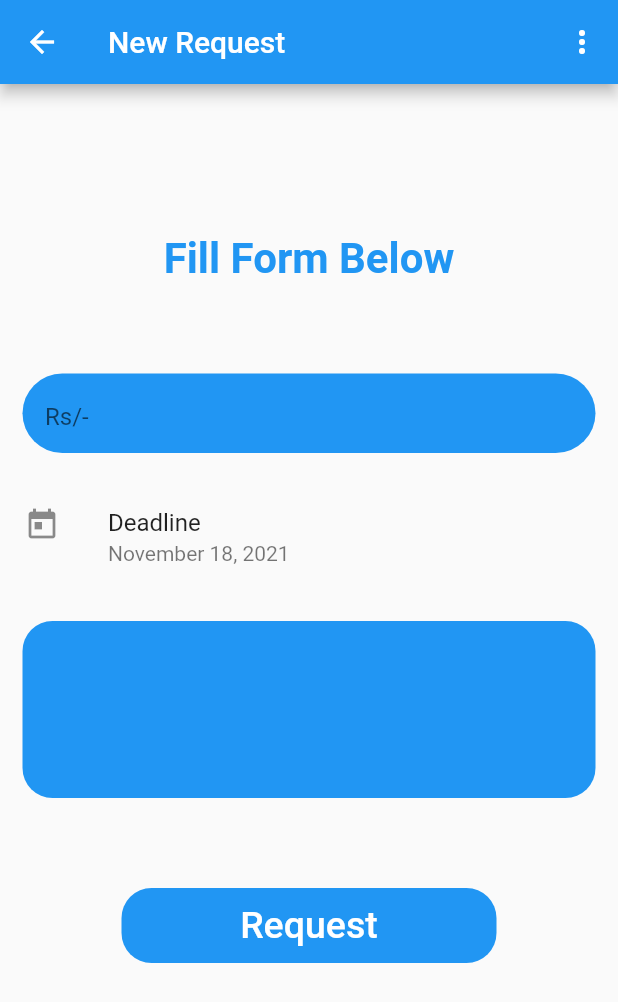
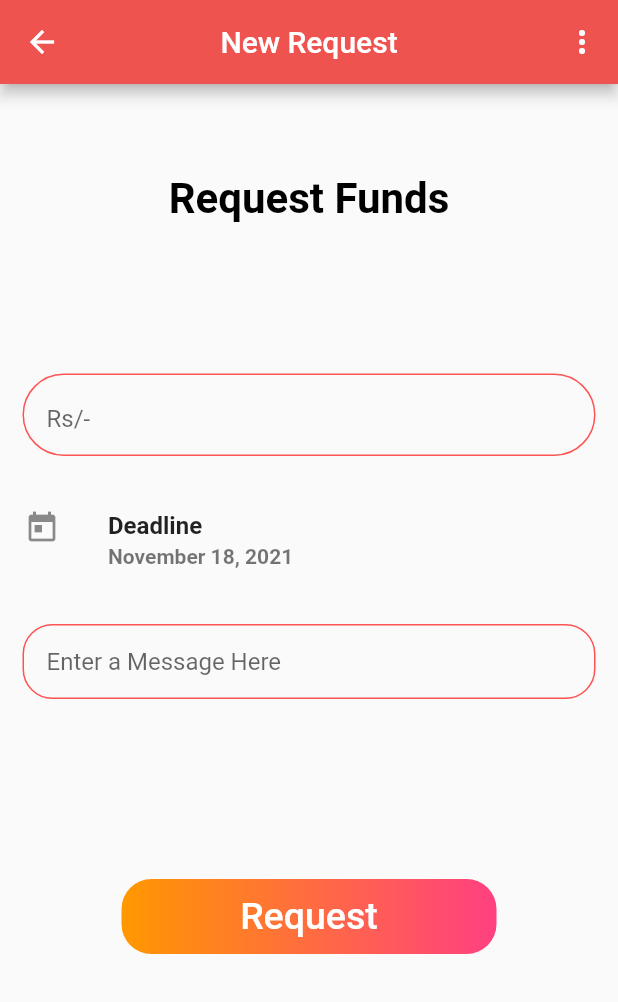
Before and after one commit to NoorEMobeen/flutter-app-afs, a Flutter app: the RequestForm screen opened directly, on a phone screen of 412 x 824 dp. Shown: the top 1002 px of the screen. Run offline on Flutter 3.47's test engine with Material 2 defaults, Android fonts, the phone set to English and light mode, and no system bars; missing offline and left inert: foldable_sidebar.

Commit message:
Cloned files and updated repository

```diff
--- a/afs_mobile_flutter/lib/UserProfile.dart
+++ b/afs_mobile_flutter/lib/UserProfile.dart
@@ -26,7 +26,7 @@ class ProfileState extends State<Profile> with SingleTickerProviderStateMixin {
     return new Scaffold(
         appBar: AppBar(
           automaticallyImplyLeading: false,
-          backgroundColor: Colors.orange[400],
+          backgroundColor: Colors.red[400],
           title: Text("User Profile"),
           centerTitle: true,
         ),
--- a/afs_mobile_flutter/lib/dashboard_Receiver.dart
+++ b/afs_mobile_flutter/lib/dashboard_Receiver.dart
@@ -1,4 +1,3 @@
-import 'dart:html';
 import 'package:afs_mobile_flutter/myCardWidget.dart';
 import 'package:flutter/material.dart';
 import 'package:afs_mobile_flutter/custom_sidebar_drawer.dart';
@@ -24,7 +23,7 @@ class _DashboardReceiverState extends State<DashboardReceiver> {
       child: Scaffold(
         appBar: AppBar(
           automaticallyImplyLeading: false,
-          backgroundColor: Colors.orange[400],
+          backgroundColor: Colors.red[400],
           title: Text("Active Fund Requests"),
           centerTitle: true,
         ),
--- a/afs_mobile_flutter/lib/dashboard_donor.dart
+++ b/afs_mobile_flutter/lib/dashboard_donor.dart
@@ -23,7 +23,7 @@ class _DashboardDonorState extends State<DashboardDonor> {
       child: Scaffold(
         appBar: AppBar(
           automaticallyImplyLeading: false,
-          backgroundColor: Colors.orange[400],
+          backgroundColor: Colors.red[400],
           title: Text("Active Posts"),
           centerTitle: true,
         ),
--- a/afs_mobile_flutter/lib/requestForm.dart
+++ b/afs_mobile_flutter/lib/requestForm.dart
@@ -13,6 +13,8 @@ class _RequestFormState extends State<RequestForm> {
     return new Scaffold(
       appBar: new AppBar(
         title: Text('New Request'),
+        centerTitle: true,
+        backgroundColor: Colors.red[400],
         actions: [
           PopupMenuButton(
             shape: RoundedRectangleBorder(
@@ -32,12 +34,12 @@ class _RequestFormState extends State<RequestForm> {
           crossAxisAlignment: CrossAxisAlignment.center,
           children: <Widget>[
             Padding(
-            padding: const EdgeInsets.only(top: 100.0),
+              padding: const EdgeInsets.only(top: 60.0),
               child: Center(
                 child: Text(
-                'Fill Form Below',
+                  'Request Funds',
                   style: TextStyle(
-                    color: Colors.blue,
+                      color: Colors.black,
                       fontSize: 28,
                       fontWeight: FontWeight.bold),
                 ),
@@ -45,10 +47,15 @@ class _RequestFormState extends State<RequestForm> {
             ),
             Padding(
               padding: const EdgeInsets.only(
-                left: 15.0, right: 15.0, top: 60, bottom: 20),
+                  left: 15.0, right: 15.0, top: 100, bottom: 20),
               child: Container(
+                width: MediaQuery.of(context).size.width,
                 decoration: BoxDecoration(
-                color: Colors.blue,
+                  border: Border.all(
+                    color: Colors.redAccent,
+
+                  ),
+//                  color: Colors.blue,
                   borderRadius: new BorderRadius.circular(40.0),
                 ),
                 child: Padding(
@@ -64,8 +71,8 @@ class _RequestFormState extends State<RequestForm> {
             ),
             ListTile(
               leading: const Icon(Icons.today),
-            title: const Text('Deadline'),
-            subtitle: const Text('November 18, 2021'),
+              title: const Text('Deadline',style: TextStyle(fontWeight: FontWeight.bold),),
+              subtitle: const Text('November 18, 2021',style: TextStyle(fontWeight: FontWeight.bold),),
               //trailing: const Icon(Icons.check_circle, color: Colors.green,),
             ),
             Padding(
@@ -73,14 +80,20 @@ class _RequestFormState extends State<RequestForm> {
                   left: 15.0, right: 15.0, top: 20, bottom: 0),
               child: Container(
                 decoration: BoxDecoration(
-                color: Colors.blue,
+                  border: Border.all(
+                    color: Colors.redAccent,
+                  ),
                   borderRadius: new BorderRadius.circular(20.0),
                 ),
                 child: Padding(
-                padding: EdgeInsets.only(left: 15, right: 15, top: 70),
+                  padding: EdgeInsets.only(left: 15, right: 15, top: 0),
                   child: TextFormField(
+                    minLines: 1,
+                    maxLines: 5,
+                    keyboardType: TextInputType.multiline,
                     decoration: InputDecoration(
                       border: InputBorder.none,
+                      hintText: 'Enter a Message Here',
                     ),
                   ),
                 ),
@@ -90,8 +103,12 @@ class _RequestFormState extends State<RequestForm> {
               height: 50,
               width: 250,
               decoration: BoxDecoration(
-                color: Colors.blue, borderRadius: BorderRadius.circular(20)),
-            margin: const EdgeInsets.only(top: 60),
+                  gradient: LinearGradient(
+                    colors: [Colors.orange, Colors.pinkAccent],
+                  ),
+                  borderRadius: BorderRadius.circular(20)
+              ),
+              margin: const EdgeInsets.only(top: 120),
               // ignore: deprecated_member_use
               child: FlatButton(
                 onPressed: () {
```
Also changed, not shown: afs_mobile_flutter/lib/History_Page.dart (+90 -30 lines), afs_mobile_flutter/lib/custom_sidebar_drawer.dart (+7 -2 lines), afs_mobile_flutter/lib/myCardWidget.dart (+4 -9 lines). Lines whose indentation alone changed are shown as unchanged.
